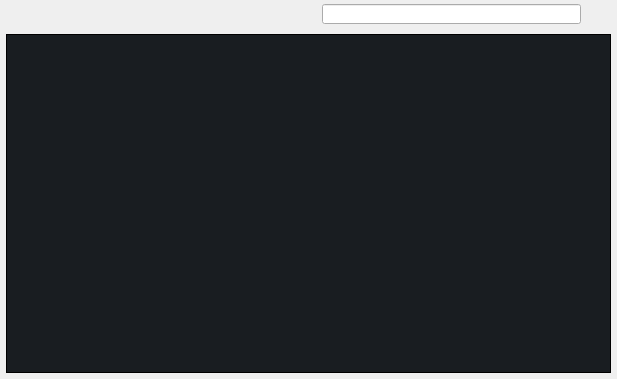
zenustech/zeno, file ui/zenoedit/panel/zlogpanel.ui: the form before one commit.
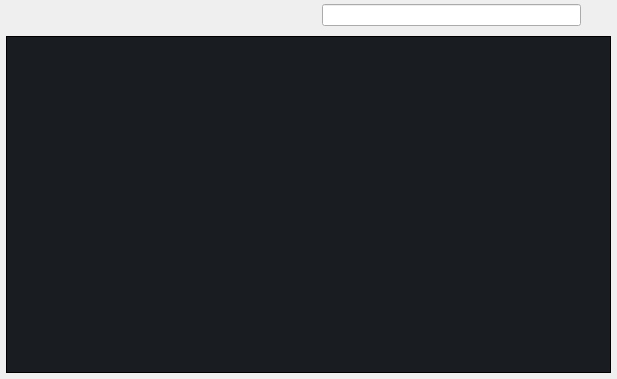
The form after the commit. Custom widgets are drawn as their Qt base class.

```diff
--- a/ui/zenoedit/panel/zlogpanel.ui
+++ b/ui/zenoedit/panel/zlogpanel.ui
@@ -76,6 +76,12 @@
      </item>
      <item>
       <widget class="QLineEdit" name="editSearch">
+       <property name="sizePolicy">
+        <sizepolicy hsizetype="Expanding" vsizetype="Preferred">
+         <horstretch>0</horstretch>
+         <verstretch>0</verstretch>
+        </sizepolicy>
+       </property>
        <property name="minimumSize">
         <size>
          <width>0</width>
@@ -85,7 +91,7 @@
        <property name="maximumSize">
         <size>
          <width>16777215</width>
-         <height>20</height>
+         <height>16777215</height>
         </size>
        </property>
       </widget>
```
